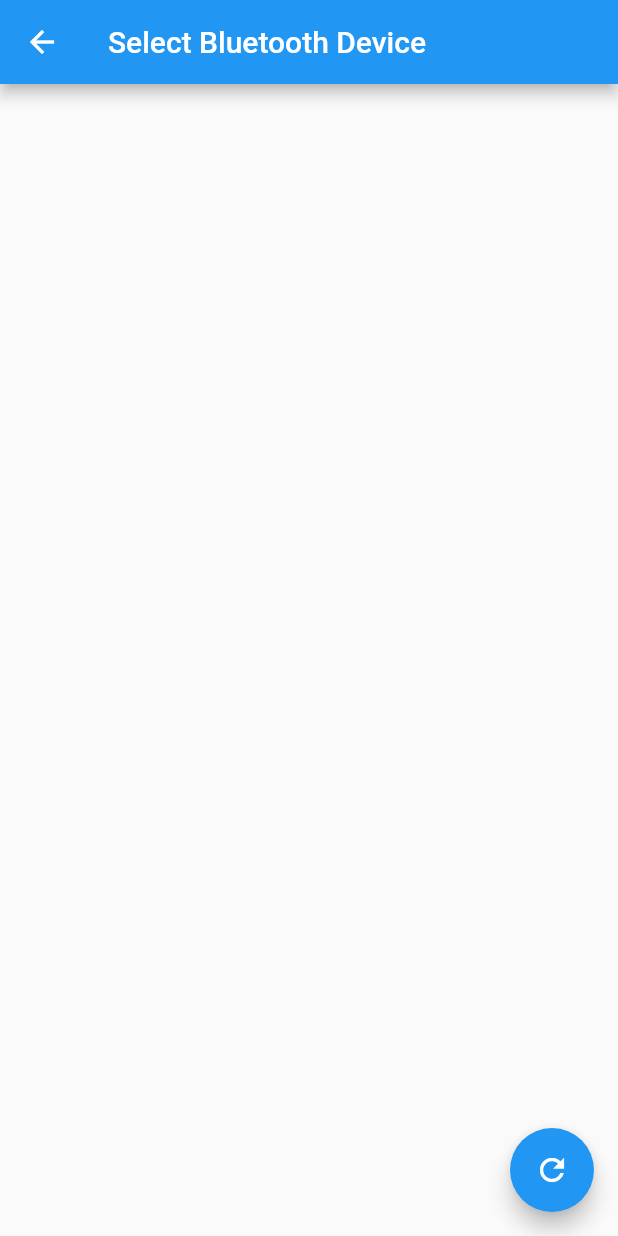
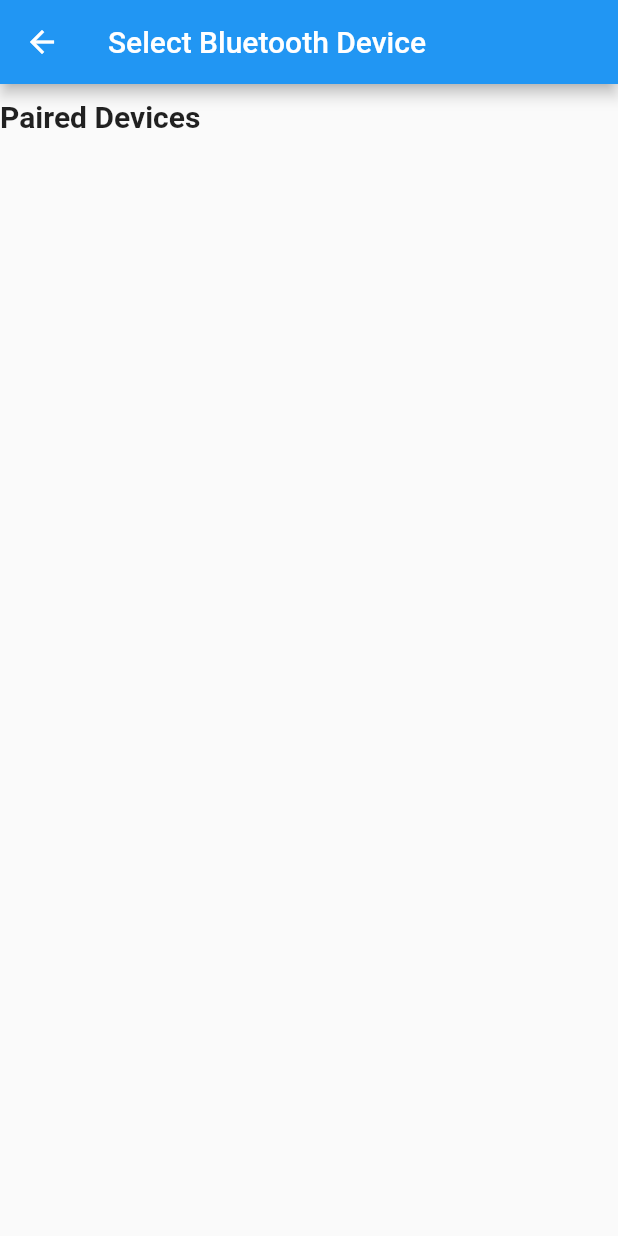
Before and after one commit to anixsam/flutter_bluetooth_serial, a Flutter app: the screen it shows after launch, after a tap on the "bluetooth" icon, on a phone screen of 412 x 824 dp. Run offline on Flutter 3.47's test engine with Material 2 defaults, Android fonts, the phone set to English and light mode, and no system bars; our stand-ins replace flutter_bluetooth_serial.

Commit message:
Added Bluetooth Controls

```diff
--- a/lib/main.dart
+++ b/lib/main.dart
@@ -1,31 +1,50 @@
+import 'package:boat_control/providers/bluetooth_state.dart';
+import 'package:boat_control/screens/bluetooth_selection.dart';
 import 'package:boat_control/screens/home.dart';
 import 'package:flutter/material.dart';
+import 'package:flutter_bluetooth_serial/flutter_bluetooth_serial.dart';
+import 'package:provider/provider.dart';
 
 void main() {
-  runApp(MyApp());
+  runApp(
+    MultiProvider(
+      providers: [
+        ChangeNotifierProvider(create: (context) => BluetoothConnectionState()),
+      ],
+      child: MyApp(),)
+  );
 }
 
-class MyApp extends StatelessWidget {
+class MyApp extends StatefulWidget {
 
-  const MyApp({super.key});
+
+  MyApp({super.key});
+
+  @override
+  State<MyApp> createState() => _MyAppState();
+}
+
+class _MyAppState extends State<MyApp> {
+  FlutterBluetoothSerial bluetooth = FlutterBluetoothSerial.instance;
+
+  @override
+  void initState() {
+    super.initState();
+  }
   // This widget is the root of your application.
   @override
   Widget build(BuildContext context) {
     return MaterialApp(
+      debugShowCheckedModeBanner: false,
       title: 'Smart Boat Control',
       theme: ThemeData(
-        // This is the theme of your application.
-        //
-        // Try running your application with "flutter run". You'll see the
-        // application has a blue toolbar. Then, without quitting the app, try
-        // changing the primarySwatch below to Colors.green and then invoke
-        // "hot reload" (press "r" in the console where you ran "flutter run",
-        // or simply save your changes to "hot reload" in a Flutter IDE).
-        // Notice that the counter didn't reset back to zero; the application
-        // is not restarted.
         primarySwatch: Colors.blue,
       ),
-      home: const HomePage(),
+      initialRoute: '/',
+      routes: {
+        '/': (context) => HomePage(),
+        '/bluetoothConnection':(context) => const BluetoothSelection()
+      },
     );
   }
 }
--- /dev/null
+++ b/lib/providers/bluetooth_state.dart
@@ -0,0 +1,19 @@
+import 'package:flutter/material.dart';
+class BluetoothConnectionState with ChangeNotifier {
+
+  bool _isConnected = false;
+  bool get isConnected => _isConnected;
+
+  bool _isEnabled = false;
+  bool get isEnabled => _isEnabled;
+
+  void setBluetoothState(bool state) {
+    _isEnabled = state;
+    notifyListeners();
+  }
+
+  void setConnectionState(bool state) {
+    _isConnected = state;
+    notifyListeners();
+  }
+}
--- a/lib/screens/bluetooth_selection.dart
+++ b/lib/screens/bluetooth_selection.dart
@@ -1,7 +1,8 @@
 import 'dart:async';
-
 import 'package:flutter/material.dart';
 import 'package:flutter_bluetooth_serial/flutter_bluetooth_serial.dart';
+import 'package:provider/provider.dart';
+import 'package:boat_control/providers/bluetooth_state.dart';
 
 class BluetoothSelection extends StatefulWidget {
   const BluetoothSelection({super.key});
@@ -13,13 +14,12 @@ class BluetoothSelection extends StatefulWidget {
 class _BluetoothSelectionState extends State<BluetoothSelection> {
 
   FlutterBluetoothSerial bluetooth = FlutterBluetoothSerial.instance;
-  List<BluetoothDevice> results =
-      List<BluetoothDevice>.empty(growable: true);
+  List<BluetoothDevice> results = List<BluetoothDevice>.empty(growable: true);
 
   @override
   void initState() {
     super.initState();
-    bluetoothStartScan();
+    // bluetoothStartScan();
   }
 
   @override
@@ -27,27 +27,48 @@ class _BluetoothSelectionState extends State<BluetoothSelection> {
 
     return Scaffold(
       appBar: AppBar(title: const Text("Select Bluetooth Device")),
-      floatingActionButton: FloatingActionButton(onPressed: bluetoothStartScan,child: Icon(Icons.refresh)),
-      body: ListView(
-        children:
-          results.map((result) => ListTile(
-            title: Text(result.name ?? "Unknown device"),
-            subtitle: Text(result.address.toString()),
-            onTap: () async => {
-              await bluetooth.connect(result).then((value) => Navigator.pop(context))
-            },
-          )).toList(),
+      // floatingActionButton: FloatingActionButton(onPressed: bluetoothStartScan,child: Icon(Icons.refresh)),
+      body: Column(
+        children: const [
+          SizedBox(
+            height: 10,
+          ),
+          Text(
+            "Paired Devices",
+            style: TextStyle(
+              fontSize: 20,
+              fontWeight: FontWeight.bold,
+            ),
+          ),
+          // ListView(
+          //   children:
+          //     results.map((result) => ListTile(
+          //       title: Text(result.name ?? "Unknown device"),
+          //       subtitle: Text(result.address.toString()),
+          //       onTap: () async => {
+          //         // await bluetooth.connect(result).then(
+          //         //   (value) =>
+          //         //   {
+          //         //     print("Connected to ${result.name}"),
+          //         //     context.read<BluetoothConnectionState>().setConnectionState(true),
+          //         //     Navigator.pop(context)
+          //         //   }
+          //         // )
+          //       },
+          //     )).toList(),
+          // ),
+        ],
       ),
     );
   }
 
-  bluetoothStartScan() {
-    print("Started Scan");
-    bluetooth.getBondedDevices().then((device) {
-      setState(() {
-        print("Scan Finished");
-        results = device;
-      });
-    });
-  }
+  // bluetoothStartScan() {
+  //   print("Started Scan");
+  //   bluetooth.getBondedDevices().then((device) {
+  //     setState(() {
+  //       print("Scan Finished");
+  //       results = device;
+  //     });
+  //   });
+  // }
 }
--- a/lib/screens/home.dart
+++ b/lib/screens/home.dart
@@ -1,47 +1,78 @@
+import 'package:boat_control/providers/bluetooth_state.dart';
+import 'package:flutter_bluetooth_serial/flutter_bluetooth_serial.dart';
+import 'package:provider/provider.dart';
+
 import '../screens/bluetooth_selection.dart';
 import 'package:flutter/material.dart';
 
 import '../widget/controlpad.dart';
 
 
-class HomePage extends StatelessWidget {
-  const HomePage({super.key});
+class HomePage extends StatefulWidget {
+  HomePage({super.key});
+
+  @override
+  State<HomePage> createState() => _HomePageState();
+}
+
+class _HomePageState extends State<HomePage> {
+  FlutterBluetoothSerial bluetooth = FlutterBluetoothSerial.instance;
+
+  bool conveyorState = true;
 
   openBluetoothSelection(context) {
-    Navigator.push(context,MaterialPageRoute(builder: (context) =>BluetoothSelection()));
+    Navigator.pushNamed(context, '/bluetoothConnection');
+  }
+
+  tooggleConveyor(state) {
+
+    if(context.read<BluetoothConnectionState>().isConnected == false)
+    {
+      ScaffoldMessenger.of(context).showSnackBar(
+        const SnackBar(
+          content: Text("Bluetooth not connected"),
+          duration: Duration(seconds: 2),
+        )
+      );
+      return;
+    }
+
+    setState(() {
+      conveyorState = !conveyorState;
+    });
+
+    print('Conveyor ${conveyorState ? "On" : "Off"}');
   }
 
   @override
   Widget build(BuildContext context) {
     return Scaffold(
-      body: Column(
+      body : Column(
         mainAxisAlignment: MainAxisAlignment.spaceBetween,
+        crossAxisAlignment: CrossAxisAlignment.center,
         children: [
-          Row(
-            mainAxisAlignment: MainAxisAlignment.center,
+          const SizedBox(
+            height: 10,
+          ),
+          ElevatedButton(
+            onPressed: ()=>{openBluetoothSelection(context)},
+            child: const Icon(Icons.bluetooth)
+          ),
+          const SizedBox(
+            width: double.infinity,
+          ),
+          Column(
             children: [
-              Container(
-                margin: const EdgeInsets.only(top: 200),
-                child: ElevatedButton(
-                  onPressed: () => openBluetoothSelection(context),
-                  child: const Icon(Icons.bluetooth)
-                ),
+              const Text("Toggle Conveyor"),
+              Switch(
+                value: conveyorState,
+                onChanged: tooggleConveyor
               ),
             ],
           ),
-          Row(
-              mainAxisAlignment: MainAxisAlignment.spaceBetween,
-              children: <Widget>[
-                ControlPad(),
-                Container(
-                  height: 100,
-                  width: 100,
-                  color: Colors.red,
-                )
-              ],
-            ),
+          ControlPad(),
         ],
-      ),
-      );
+      )
+    );
   }
 }
--- a/lib/widget/controlpad.dart
+++ b/lib/widget/controlpad.dart
@@ -1,125 +1,164 @@
+import 'dart:async';
+import 'dart:convert';
+import 'dart:typed_data';
+
+import 'package:boat_control/providers/bluetooth_state.dart';
 import 'package:flutter/material.dart';
+import 'package:flutter_bluetooth_serial/flutter_bluetooth_serial.dart';
+import 'package:provider/provider.dart';
 
-class ControlPad extends StatelessWidget {
-  const ControlPad({super.key});
+class ControlPad extends StatefulWidget {
+  ControlPad({super.key});
+
+  @override
+  State<ControlPad> createState() => _ControlPadState();
+}
+
+class _ControlPadState extends State<ControlPad> {
+  FlutterBluetoothSerial bluetooth = FlutterBluetoothSerial.instance;
+
+  bool conveyorState  = false;
 
   moveLeft() {
+    if(context.read<BluetoothConnectionState>().isConnected == false)
+    {
+      ScaffoldMessenger.of(context).showSnackBar(
+        const SnackBar(
+          content: Text("Bluetooth not connected"),
+          duration: Duration(seconds: 2),
+        )
+      );
+      return;
+    }
     print('left');
+    // bluetooth.write("d");
   }
 
   moveRight() {
+    if(context.read<BluetoothConnectionState>().isConnected == false)
+    {
+      ScaffoldMessenger.of(context).showSnackBar(
+        const SnackBar(
+          content: Text("Bluetooth not connected"),
+          duration: Duration(seconds: 2),
+        )
+      );
+      return;
+    }
     print('right');
+    // bluetooth.write("r");
   }
 
-  moveFront() {
+  moveFront() async {
+    if(context.read<BluetoothConnectionState>().isConnected == false)
+    {
+      ScaffoldMessenger.of(context).showSnackBar(
+        const SnackBar(
+          content: Text("Bluetooth not connected"),
+          duration: Duration(seconds: 2),
+        )
+      );
+      return;
+    }
     print('up');
+    // bluetooth.write("f");
+  }
+
+  cancelMove() {
+    if(context.read<BluetoothConnectionState>().isConnected == false)
+    {
+      return;
+    }
+    print('cancel');
+    // bluetooth.write("s");
   }
 
   moveBack() {
+    if(context.read<BluetoothConnectionState>().isConnected == false)
+    {
+      ScaffoldMessenger.of(context).showSnackBar(
+        const SnackBar(
+          content: Text("Bluetooth not connected"),
+          duration: Duration(seconds: 2),
+        )
+      );
+      return;
+    }
     print('down');
+    // bluetooth.write("b");
   }
 
   @override
   Widget build(BuildContext context) {
     return Container(
-      margin: const EdgeInsets.only(left: 20),
       height: 150,
       width: 150,
+      margin: const EdgeInsets.only(bottom: 40),
       decoration: BoxDecoration(
         color: Colors.blue,
         borderRadius: BorderRadius.circular(100),
       ),
-      child: Column(
+      child: Row(
         children: [
-          Container(
+          Column(
+            children: [
+              SizedBox(
                   height: 50,
                   width: 150,
                   child: Row(
                     mainAxisAlignment: MainAxisAlignment.center,
                     children: [
-                  Container(
+                      SizedBox(
                           height: 50,
                           width: 50,
-                      child: ElevatedButton(
-                        onPressed: moveFront,
-                        style: ButtonStyle(
-                          backgroundColor: MaterialStateProperty.all<Color>(
-                              Colors.transparent),
-                          shape:
-                              MaterialStateProperty.all<RoundedRectangleBorder>(
-                                  RoundedRectangleBorder(
-                            borderRadius: BorderRadius.circular(100),
-                          )),
-                          elevation: MaterialStateProperty.all<double>(0),
-                        ),
+                          child: InkWell(
+                            onTapDown: (details) => moveFront(),
+                            onTapUp: (details) => cancelMove(),
                             child: const Icon(Icons.keyboard_arrow_up,
                                 color: Colors.white, size: 20),
-                      )),
+                          )
+                      ),
                     ],
                   )),
-          Container(
+              SizedBox(
                   height: 50,
                   width: 150,
                   child: Row(
                     mainAxisAlignment: MainAxisAlignment.spaceBetween,
                     children: [
-                  Container(
+                      SizedBox(
                           height: 50,
                           width: 50,
-                      child: ElevatedButton(
-                        onPressed: moveLeft,
-                        style: ButtonStyle(
-                          backgroundColor: MaterialStateProperty.all<Color>(
-                              Colors.transparent),
-                          shape:
-                              MaterialStateProperty.all<RoundedRectangleBorder>(
-                                  RoundedRectangleBorder(
-                            borderRadius: BorderRadius.circular(100),
-                          )),
-                          elevation: MaterialStateProperty.all<double>(0),
-                        ),
+                          child: InkWell(
+                            onTapDown: (details) => moveLeft(),
+                            onTapUp: (details) => cancelMove(),
                             child: const Icon(Icons.keyboard_arrow_left,
                                 color: Colors.white, size: 20),
                           )),
-                  Container(
+                      SizedBox(
                           height: 50,
                           width: 50,
-                      child: ElevatedButton(
-                        onPressed: moveRight,
-                        style: ButtonStyle(
-                          backgroundColor: MaterialStateProperty.all<Color>(
-                              Colors.transparent),
-                          shape:
-                              MaterialStateProperty.all<RoundedRectangleBorder>(
-                                  RoundedRectangleBorder(
-                            borderRadius: BorderRadius.circular(100),
-                          )),
-                          elevation: MaterialStateProperty.all<double>(0),
-                        ),
+                          child: InkWell(
+                            onTapDown: (details) => moveRight(),
+                            onTapUp: (details) => cancelMove(),
                             child: const Icon(Icons.keyboard_arrow_right,
                                 color: Colors.white, size: 20),
                           )),
                     ],
                   )),
-          Container(
+              SizedBox(
                   height: 50,
                   width: 50,
-              child: ElevatedButton(
-                onPressed: moveBack,
-                style: ButtonStyle(
-                  backgroundColor:
-                      MaterialStateProperty.all<Color>(Colors.transparent),
-                  shape: MaterialStateProperty.all<RoundedRectangleBorder>(
-                      RoundedRectangleBorder(
-                    borderRadius: BorderRadius.circular(100),
-                  )),
-                  elevation: MaterialStateProperty.all<double>(0),
-                ),
+                  child: InkWell(
+                            onTapDown: (details) => moveBack(),
+                            onTapUp: (details) => cancelMove(),
                             child: const Icon(Icons.keyboard_arrow_down,
                                 color: Colors.white, size: 20),
                           )),
             ],
           ),
+      ]
+      ),
     );
   }
 }
--- a/pubspec.yaml
+++ b/pubspec.yaml
@@ -30,8 +30,8 @@ environment:
 dependencies:
   flutter:
     sdk: flutter
-  flutter_blue_plus: ^1.4.0
   flutter_bluetooth_serial: ^0.4.0
+  provider: ^6.0.5
 
   # The following adds the Cupertino Icons font to your application.
   # Use with the CupertinoIcons class for iOS style icons.
```
Also changed, not shown: pubspec.lock, 1 other file. Lines whose indentation alone changed are shown as unchanged.
